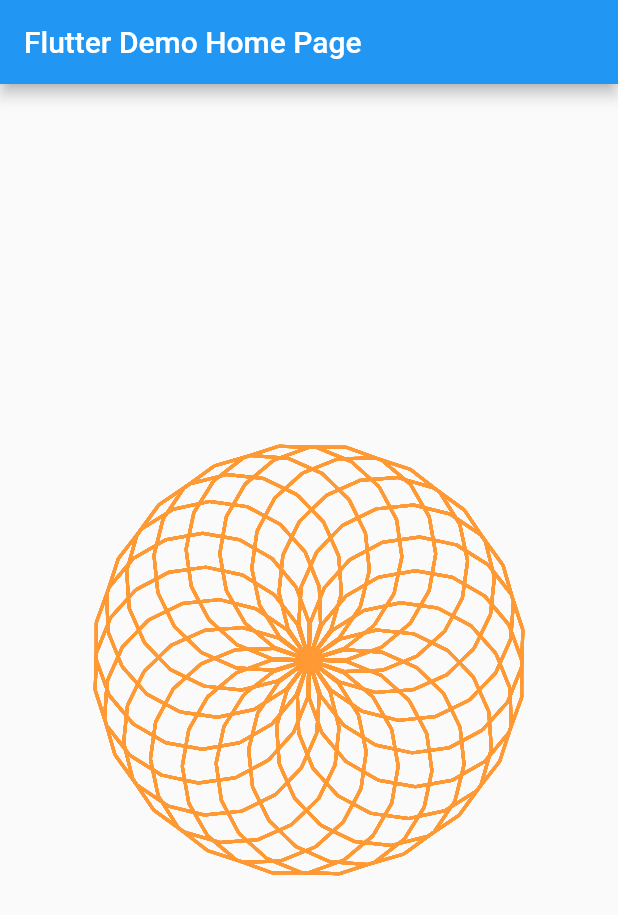
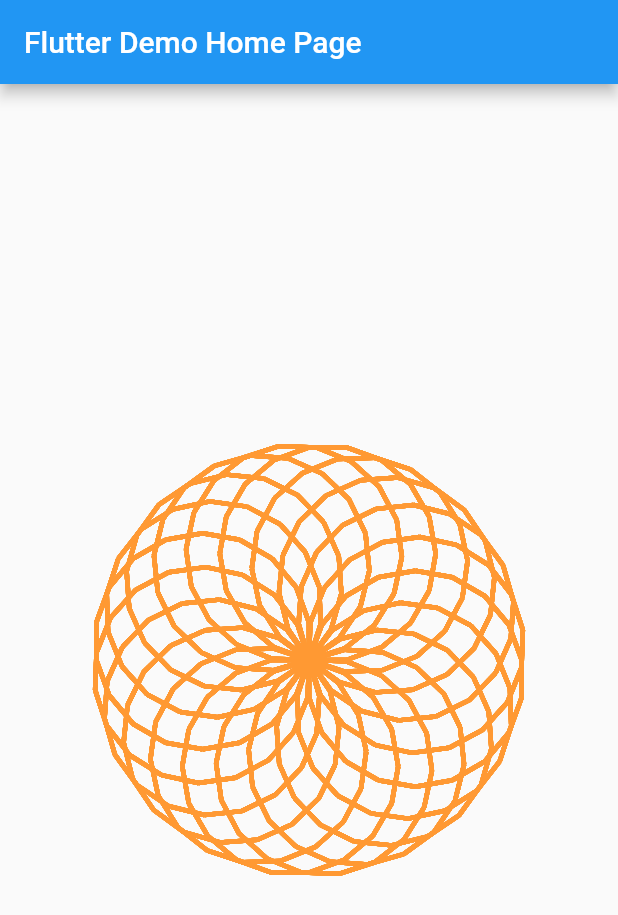
Before and after one commit to zonble/flutter_turtle, a Flutter app: the screen it shows after launch, on a phone screen of 412 x 824 dp. Shown: the top 915 px of the screen. Run offline on Flutter 3.47's test engine with Material 2 defaults, Android fonts, the phone set to English and light mode, and no system bars.

Commit message:
Adds a new command "SetStrokeWidth".

```diff
--- a/example/lib/main.dart
+++ b/example/lib/main.dart
@@ -35,6 +35,7 @@ class _MyHomePageState extends State<MyHomePage> {
         commands: [
           PenDown(),
           SetColor(() => Color(0xffff9933)),
+          SetStrokeWidth(() => 3),
           Repeat(() => 20, [
             Repeat(() => 180, [
               Forward(() => 25.0),
--- a/lib/src/turtle_commands.dart
+++ b/lib/src/turtle_commands.dart
@@ -30,7 +30,9 @@ class PenUp implements TurtleCommand {
 /// Turns left.
 @immutable
 class Left implements TurtleCommand {
-  /// the angle.
+  /// The angle.
+  ///
+  /// Please note that it is not radius.
   final double Function() angle;
 
   /// Creates a new instance.
@@ -44,7 +46,9 @@ class Left implements TurtleCommand {
 /// Turns right.
 @immutable
 class Right implements TurtleCommand {
-  /// the right.
+  /// The angle.
+  ///
+  /// Please note that it is not radius.
   final double Function() angle;
 
   /// Creates a new instance.
@@ -60,7 +64,7 @@ _angleToRadians(double angle) => angle / 180 * math.pi;
 /// Moves forward.
 @immutable
 class Forward implements TurtleCommand {
-  /// The distance.
+  /// The distance in points.
   final double Function() distance;
 
   /// Creates a new instance.
@@ -70,10 +74,10 @@ class Forward implements TurtleCommand {
   void exec(TurtleState turtle, Canvas canvas, Paint paint, Offset center) {
     final radians = _angleToRadians(turtle.angle);
     final distance = this.distance();
-    final x = math.cos(radians) * distance;
-    final y = math.sin(radians) * distance;
+    final dx = math.cos(radians) * distance;
+    final dy = math.sin(radians) * distance;
     final currentPosition = turtle.position;
-    turtle.position = currentPosition + Offset(x, y);
+    turtle.position = currentPosition + Offset(dx, dy);
 
     if (turtle.isPenDown) {
       final drawingBegin = center + currentPosition;
@@ -95,6 +99,20 @@ class SetColor implements TurtleCommand {
   @override
   void exec(TurtleState turtle, Canvas canvas, Paint paint, Offset center) =>
       paint.color = color();
+}
+
+/// Sets a new stroke width.
+@immutable
+class SetStrokeWidth implements TurtleCommand {
+  /// The new width.
+  final double Function() width;
+
+  /// Creates a new instance.
+  SetStrokeWidth(this.width);
+
+  @override
+  void exec(TurtleState turtle, Canvas canvas, Paint paint, Offset center) =>
+      paint.strokeWidth = width();
 }
 
 /// Moves the turtle to center.
--- a/lib/src/turtle_view.dart
+++ b/lib/src/turtle_view.dart
@@ -23,17 +23,19 @@ class _TurtlePainter extends CustomPainter {
   bool shouldRepaint(CustomPainter oldDelegate) => true;
 }
 
+/// TurtleView takes commands and draw graphics in a canvas accordingly.
 class TurtleView extends StatelessWidget {
+  /// The commands.
   final List<TurtleCommand> commands;
+
+  /// The child widget.
   final Widget child;
 
   TurtleView({Key key, this.child, this.commands}) : super(key: key);
 
   @override
-  Widget build(BuildContext context) {
-    return CustomPaint(
-      painter: _TurtlePainter(commands),
-      child: child,
-    );
-  }
+  Widget build(BuildContext context) => CustomPaint(
+        painter: _TurtlePainter(commands),
+        child: child,
+      );
 }
```
Also changed, not shown: lib/flutter_turtle.dart (+9 -4 lines), 1 other file.
